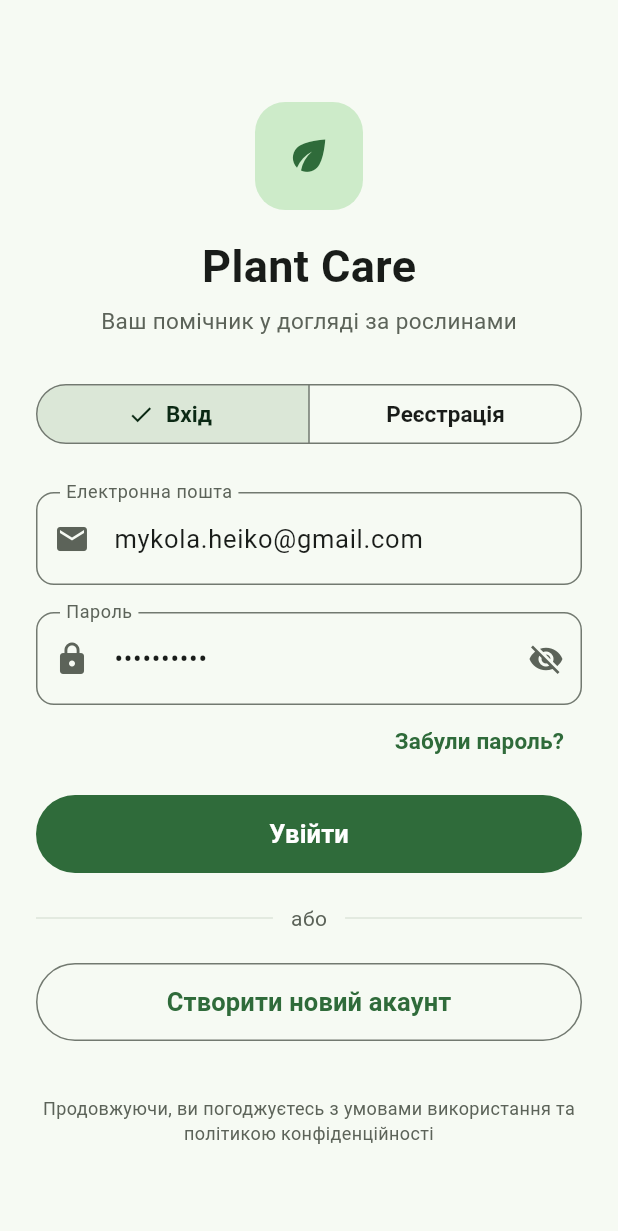
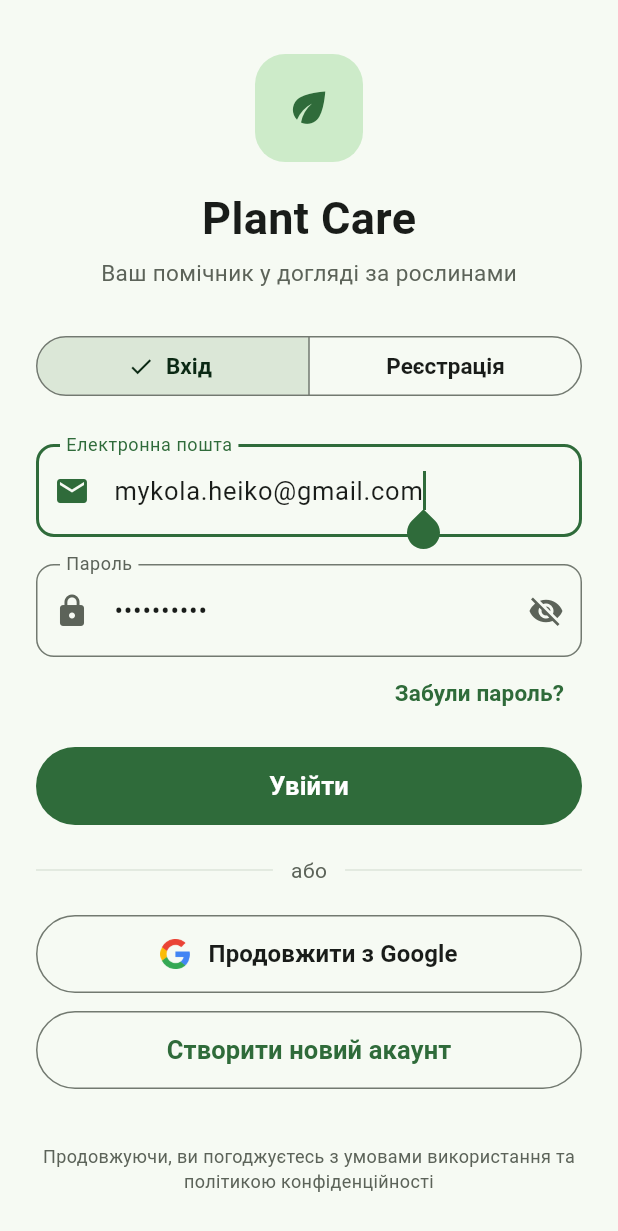
Before and after one commit to nx3cky/PlantCare, a Flutter app: the screen it shows after launch, on a phone screen of 412 x 824 dp. Shown: the top 1231 px of the screen. Run offline on Flutter 3.47's test engine with Material 3 defaults, Android fonts, the phone set to English and light mode, and no system bars.

Commit message:
Login: add Google sign-in button, highlight focused field icon
Co-Authored-By: Claude Opus 5.5 <noreply@anthropic.com>

```diff
--- a/lib/core/widgets/app_text_field.dart
+++ b/lib/core/widgets/app_text_field.dart
@@ -12,6 +12,7 @@ class AppTextField extends StatefulWidget {
   final TextInputType keyboardType;
   final String? initialValue;
   final String? helperText;
+  final bool autofocus;
 
   const AppTextField({
     super.key,
@@ -22,6 +23,7 @@ class AppTextField extends StatefulWidget {
     this.keyboardType = TextInputType.text,
     this.initialValue,
     this.helperText,
+    this.autofocus = false,
   });
 
   @override
@@ -35,6 +37,7 @@ class _AppTextFieldState extends State<AppTextField> {
   Widget build(BuildContext context) {
     return TextFormField(
       controller: widget.controller,
+      autofocus: widget.autofocus,
       initialValue: widget.controller == null ? widget.initialValue : null,
       obscureText: widget.isPassword && _obscured,
       keyboardType: widget.isPassword
@@ -44,9 +47,12 @@ class _AppTextFieldState extends State<AppTextField> {
       decoration: InputDecoration(
         labelText: widget.label,
         helperText: widget.helperText,
-        prefixIcon: widget.icon == null
-            ? null
-            : Icon(widget.icon, color: AppColors.muted),
+        prefixIcon: widget.icon == null ? null : Icon(widget.icon),
+        prefixIconColor: WidgetStateColor.resolveWith(
+          (states) => states.contains(WidgetState.focused)
+              ? AppColors.primary
+              : AppColors.muted,
+        ),
         suffixIcon: widget.isPassword
             ? IconButton(
                 tooltip: _obscured ? 'Показати пароль' : 'Приховати пароль',
--- /dev/null
+++ b/lib/core/widgets/google_sign_in_button.dart
@@ -0,0 +1,40 @@
+import 'package:flutter/material.dart';
+
+import '../theme/app_colors.dart';
+
+/// Контурна кнопка «Продовжити з Google» з кольоровим логотипом.
+class GoogleSignInButton extends StatelessWidget {
+  final VoidCallback? onPressed;
+
+  const GoogleSignInButton({super.key, required this.onPressed});
+
+  @override
+  Widget build(BuildContext context) {
+    return SizedBox(
+      width: double.infinity,
+      height: 52,
+      child: OutlinedButton(
+        onPressed: onPressed,
+        style: OutlinedButton.styleFrom(
+          foregroundColor: AppColors.text,
+          side: const BorderSide(color: AppColors.outlineStrong),
+          shape: RoundedRectangleBorder(borderRadius: BorderRadius.circular(28)),
+        ),
+        child: Row(
+          mainAxisAlignment: MainAxisAlignment.center,
+          children: [
+            Image.asset('assets/images/google_logo.png', width: 20, height: 20),
+            const SizedBox(width: 12),
+            const Flexible(
+              child: Text(
+                'Продовжити з Google',
+                overflow: TextOverflow.ellipsis,
+                style: TextStyle(fontSize: 16, fontWeight: FontWeight.w600),
+              ),
+            ),
+          ],
+        ),
+      ),
+    );
+  }
+}
--- a/lib/features/auth/login_screen.dart
+++ b/lib/features/auth/login_screen.dart
@@ -3,6 +3,7 @@ import 'package:flutter/material.dart';
 import '../../app/app_routes.dart';
 import '../../core/theme/app_colors.dart';
 import '../../core/widgets/app_text_field.dart';
+import '../../core/widgets/google_sign_in_button.dart';
 import '../../core/widgets/primary_button.dart';
 import 'widgets/auth_header.dart';
 
@@ -47,6 +48,7 @@ class _LoginScreenState extends State<LoginScreen> {
                     icon: Icons.mail,
                     keyboardType: TextInputType.emailAddress,
                     controller: _emailController,
+                    autofocus: true,
                   ),
                   const SizedBox(height: 18),
                   AppTextField(
@@ -80,6 +82,9 @@ class _LoginScreenState extends State<LoginScreen> {
                     ],
                   ),
                   const SizedBox(height: 20),
+                  // Без бізнес-логіки: вхід через Google також лише імітується.
+                  GoogleSignInButton(onPressed: _handleSignIn),
+                  const SizedBox(height: 12),
                   PrimaryButton(
                     label: 'Створити новий акаунт',
                     outlined: true,
```
Also changed, not shown: assets/images/google_logo.png (added).
